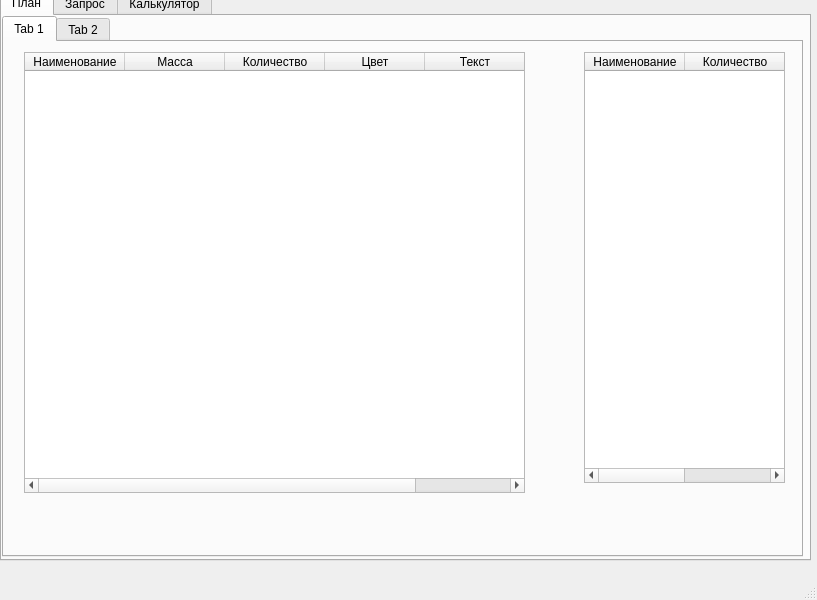
Above: ceh_ui.ui from Korguv/Poliur before the change. Below: the same form after it.
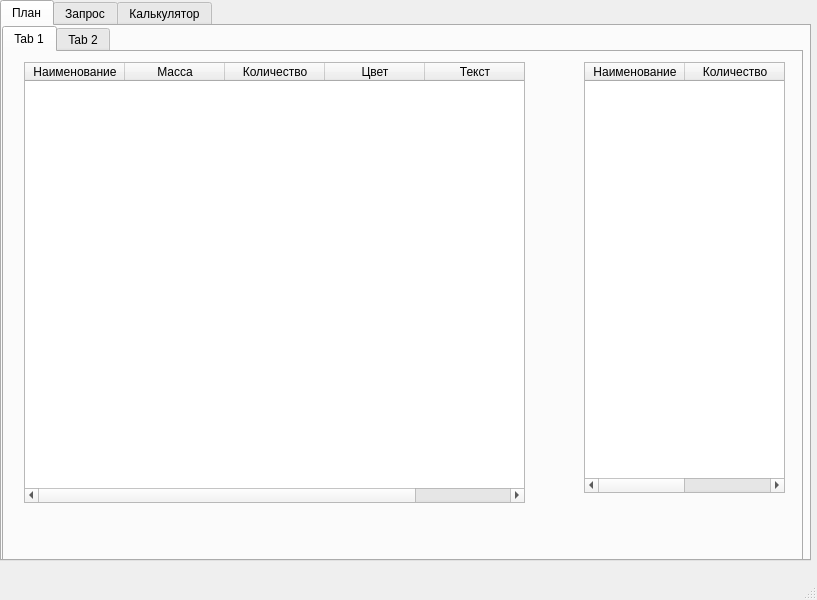
That is the form after the change. The open tabs and pages were chosen to show the change.

What changed in the file:
```diff
--- a/ceh_ui.ui
+++ b/ceh_ui.ui
@@ -18,9 +18,9 @@
     <property name="geometry">
      <rect>
       <x>0</x>
-      <y>-10</y>
+      <y>0</y>
       <width>811</width>
-      <height>571</height>
+      <height>561</height>
      </rect>
     </property>
     <property name="currentIndex">
```
Left out of the diff: 2 changed lines with no effect on the pictures.
